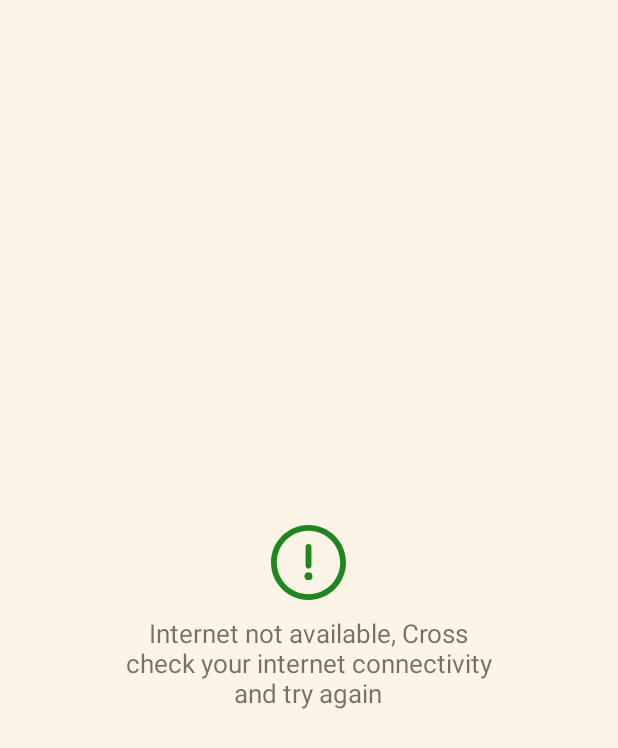
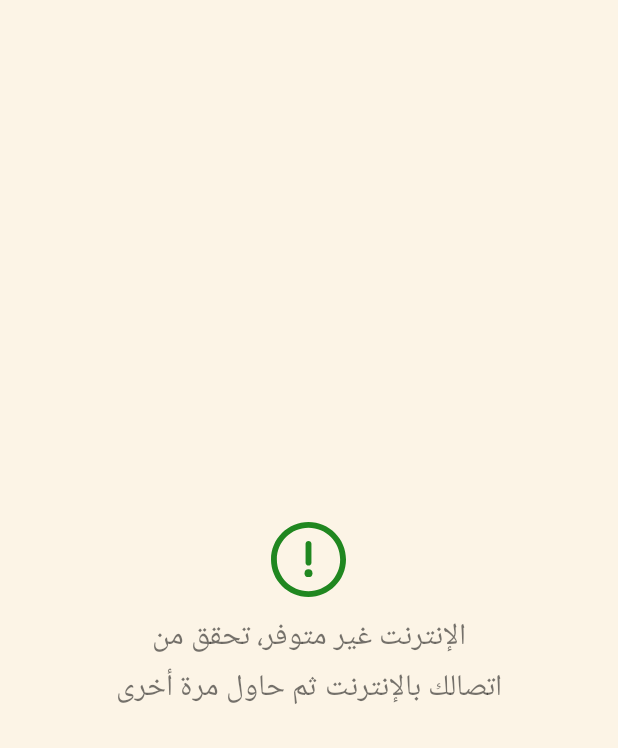
Before and after one commit to merraoui7/recipio, an Android app: the layout activity_no_connexion.xml on its own in the app's theme, with its tools: preview values and no code run, on a phone screen of 412 x 824 dp. Shown: the top 748 px of the screen. Run offline under Robolectric (Android 15) with nearby library versions, the phone set to English and light mode, and no system bars.

```diff
--- a/app/src/main/res/layout/activity_no_connexion.xml
+++ b/app/src/main/res/layout/activity_no_connexion.xml
@@ -16,12 +16,12 @@
 
     <TextView
         android:id="@+id/text_error"
-        android:layout_width="250dp"
+        android:layout_width="260dp"
         android:layout_height="wrap_content"
         android:layout_below="@+id/image_error"
         android:layout_centerHorizontal="true"
-        android:textSize="17sp"
-        android:text="Internet not available, Cross check your internet connectivity and try again"
+        android:textSize="20sp"
+        android:text="@string/connexion_error"
         android:textAlignment="center" />
 
 </RelativeLayout>
--- a/app/src/main/res/values/strings.xml
+++ b/app/src/main/res/values/strings.xml
@@ -1,4 +1,5 @@
 <resources>
     <string name="app_name">quran</string>
     <string name="title_activity_player">PlayerActivity</string>
+    <string name="connexion_error">الإنترنت غير متوفر، تحقق من اتصالك بالإنترنت ثم حاول مرة أخرى</string>
 </resources>
```
Also changed, not shown: app/src/main/java/com/example/admin/quran/Utils.java (+9 -2 lines).
